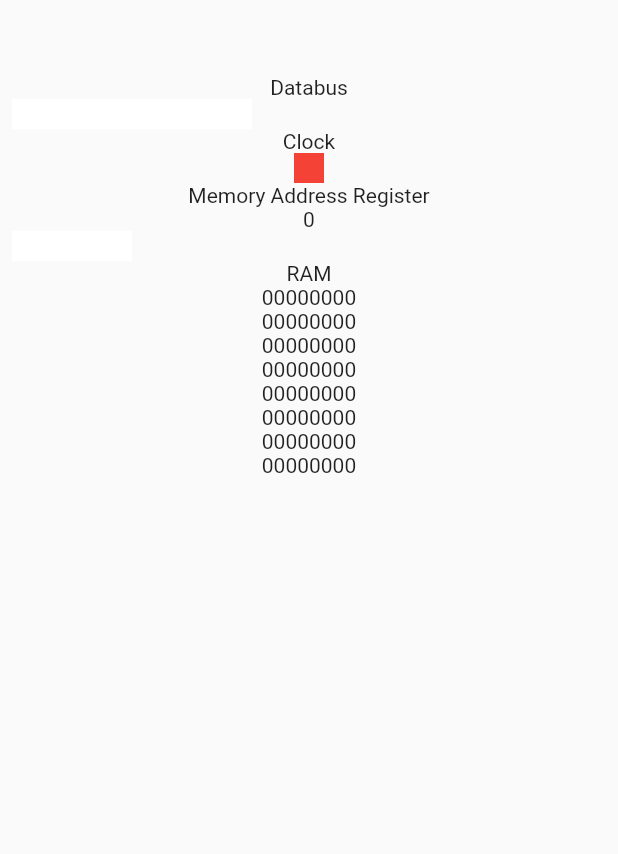
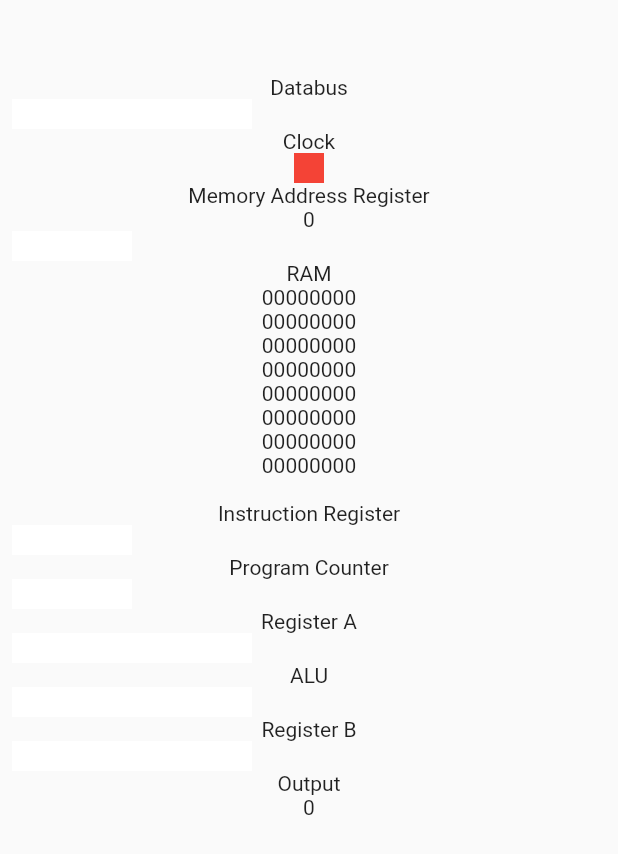
Before and after one commit to JazzXP/eater_computer_sim, a Flutter app: the screen it shows after launch, on a phone screen of 412 x 824 dp. Shown: the top 854 px of the screen. Run offline on Flutter 3.47's test engine with Material 2 defaults, Android fonts, the phone set to English and light mode, and no system bars; our stand-ins replace bloc, flutter_bloc.

Commit message:
More module views

```diff
--- a/lib/main.dart
+++ b/lib/main.dart
@@ -1,10 +1,15 @@
 import 'dart:async';
 
 import 'package:eater_computer/src/bloc/io_bloc.dart';
+import 'package:eater_computer/src/views/alu_view.dart';
 import 'package:eater_computer/src/views/clock_view.dart';
 import 'package:eater_computer/src/views/databus_view.dart';
+import 'package:eater_computer/src/views/instruction_register_view.dart';
 import 'package:eater_computer/src/views/mar_view.dart';
+import 'package:eater_computer/src/views/output_view.dart';
+import 'package:eater_computer/src/views/program_counter_view.dart';
 import 'package:eater_computer/src/views/ram_view.dart';
+import 'package:eater_computer/src/views/register_view.dart';
 import 'package:flutter/material.dart';
 import 'package:flutter_bloc/flutter_bloc.dart';
 
@@ -44,6 +49,12 @@ class MyApp extends StatelessWidget {
                   ClockView(),
                   MARView(),
                   RAMView(),
+                  InstructionRegisterView(),
+                  ProgramCounterView(),
+                  RegisterView(Reg.A),
+                  ALUView(),
+                  RegisterView(Reg.B),
+                  OutputView(),
                 ],
               ),
             ),
--- /dev/null
+++ b/lib/src/views/alu_view.dart
@@ -0,0 +1,31 @@
+import 'package:eater_computer/src/bloc/io_bloc.dart';
+import 'package:eater_computer/src/components/led.dart';
+import 'package:flutter/material.dart';
+import 'package:flutter_bloc/flutter_bloc.dart';
+
+class ALUView extends StatelessWidget {
+  const ALUView({Key? key}) : super(key: key);
+
+  @override
+  Widget build(BuildContext context) {
+    return BlocBuilder<IoBloc, IoState>(
+      builder: (context, state) => Column(
+        children: [
+          Text('ALU'),
+          Row(
+            children: [
+              LED(state.aluresult & 0x1 == 0x1),
+              LED(state.aluresult & 0x2 == 0x2),
+              LED(state.aluresult & 0x4 == 0x4),
+              LED(state.aluresult & 0x8 == 0x8),
+              LED(state.aluresult & 0x01 == 0x01),
+              LED(state.aluresult & 0x02 == 0x02),
+              LED(state.aluresult & 0x04 == 0x04),
+              LED(state.aluresult & 0x08 == 0x08),
+            ],
+          )
+        ],
+      ),
+    );
+  }
+}
--- /dev/null
+++ b/lib/src/views/instruction_register_view.dart
@@ -0,0 +1,27 @@
+import 'package:eater_computer/src/bloc/io_bloc.dart';
+import 'package:eater_computer/src/components/led.dart';
+import 'package:flutter/material.dart';
+import 'package:flutter_bloc/flutter_bloc.dart';
+
+class InstructionRegisterView extends StatelessWidget {
+  const InstructionRegisterView({Key? key}) : super(key: key);
+
+  @override
+  Widget build(BuildContext context) {
+    return BlocBuilder<IoBloc, IoState>(
+      builder: (context, state) => Column(
+        children: [
+          Text('Instruction Register'),
+          Row(
+            children: [
+              LED(state.instruction & 0x01 == 0x01),
+              LED(state.instruction & 0x02 == 0x02),
+              LED(state.instruction & 0x04 == 0x04),
+              LED(state.instruction & 0x08 == 0x08),
+            ],
+          ),
+        ],
+      ),
+    );
+  }
+}
--- /dev/null
+++ b/lib/src/views/output_view.dart
@@ -0,0 +1,19 @@
+import 'package:eater_computer/src/bloc/io_bloc.dart';
+import 'package:flutter/material.dart';
+import 'package:flutter_bloc/flutter_bloc.dart';
+
+class OutputView extends StatelessWidget {
+  const OutputView({Key? key}) : super(key: key);
+
+  @override
+  Widget build(BuildContext context) {
+    return BlocBuilder<IoBloc, IoState>(
+      builder: (context, state) => Column(
+        children: [
+          Text('Output'),
+          Text('${state.outputData}'),
+        ],
+      ),
+    );
+  }
+}
--- /dev/null
+++ b/lib/src/views/program_counter_view.dart
@@ -0,0 +1,27 @@
+import 'package:eater_computer/src/bloc/io_bloc.dart';
+import 'package:eater_computer/src/components/led.dart';
+import 'package:flutter/material.dart';
+import 'package:flutter_bloc/flutter_bloc.dart';
+
+class ProgramCounterView extends StatelessWidget {
+  const ProgramCounterView({Key? key}) : super(key: key);
+
+  @override
+  Widget build(BuildContext context) {
+    return BlocBuilder<IoBloc, IoState>(
+      builder: (context, state) => Column(
+        children: [
+          Text('Program Counter'),
+          Row(
+            children: [
+              LED(state.instruction & 0x01 == 0x01),
+              LED(state.instruction & 0x02 == 0x02),
+              LED(state.instruction & 0x04 == 0x04),
+              LED(state.instruction & 0x08 == 0x08),
+            ],
+          ),
+        ],
+      ),
+    );
+  }
+}
--- /dev/null
+++ b/lib/src/views/register_view.dart
@@ -0,0 +1,33 @@
+import 'package:eater_computer/src/bloc/io_bloc.dart';
+import 'package:eater_computer/src/components/led.dart';
+import 'package:flutter/material.dart';
+import 'package:flutter_bloc/flutter_bloc.dart';
+
+class RegisterView extends StatelessWidget {
+  const RegisterView(this.register, {Key? key}) : super(key: key);
+  final Reg register;
+
+  @override
+  Widget build(BuildContext context) {
+    return BlocBuilder<IoBloc, IoState>(builder: (context, state) {
+      int val = register == Reg.A ? state.areg : state.breg;
+      return Column(
+        children: [
+          Text('Register ${register == Reg.A ? 'A' : 'B'}'),
+          Row(
+            children: [
+              LED(val & 0x01 == 0x01),
+              LED(val & 0x02 == 0x02),
+              LED(val & 0x04 == 0x04),
+              LED(val & 0x08 == 0x08),
+              LED(val & 0x10 == 0x10),
+              LED(val & 0x20 == 0x20),
+              LED(val & 0x40 == 0x40),
+              LED(val & 0x80 == 0x80),
+            ],
+          )
+        ],
+      );
+    });
+  }
+}
```
